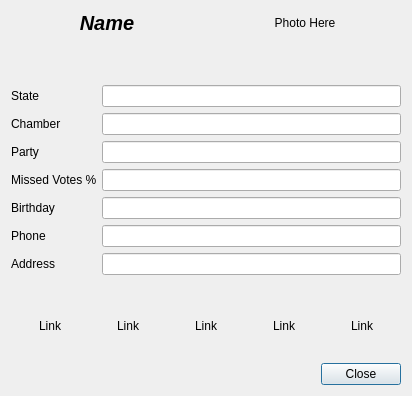
timcking/OpenCongress, file ui_detaildialog.ui: the form before one commit.
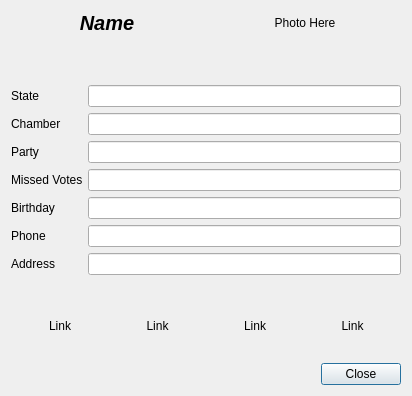
The form after the commit. Icons and pictures are not drawn.

Commit message: Removed Contact link

Diff of the .ui file:
```diff
--- a/ui_detaildialog.ui
+++ b/ui_detaildialog.ui
@@ -138,14 +138,14 @@
        <item row="3" column="0">
         <widget class="QLabel" name="label">
          <property name="text">
-          <string>Missed Votes %</string>
+          <string>Missed Votes</string>
          </property>
         </widget>
        </item>
       </layout>
      </item>
      <item>
-      <layout class="QHBoxLayout" name="horizontalLayout" stretch="0,0,0,0,0">
+      <layout class="QHBoxLayout" name="horizontalLayout" stretch="0,0,0,0">
        <property name="spacing">
         <number>0</number>
        </property>
@@ -158,22 +158,6 @@
        <property name="bottomMargin">
         <number>0</number>
        </property>
-       <item>
-        <widget class="QLabel" name="lblContact">
-         <property name="sizePolicy">
-          <sizepolicy hsizetype="Preferred" vsizetype="Preferred">
-           <horstretch>0</horstretch>
-           <verstretch>0</verstretch>
-          </sizepolicy>
-         </property>
-         <property name="text">
-          <string>Link</string>
-         </property>
-         <property name="alignment">
-          <set>Qt::AlignCenter</set>
-         </property>
-        </widget>
-       </item>
        <item>
         <widget class="QLabel" name="lblWeb">
          <property name="sizePolicy">
```
The commit also changes 2 other files.
